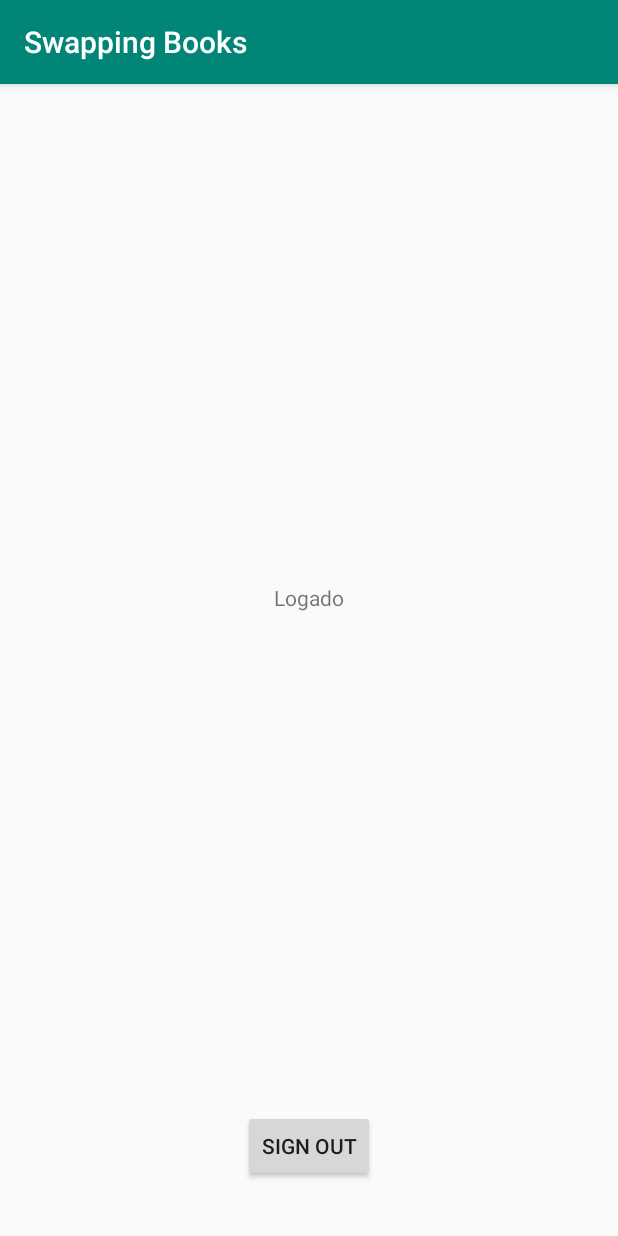
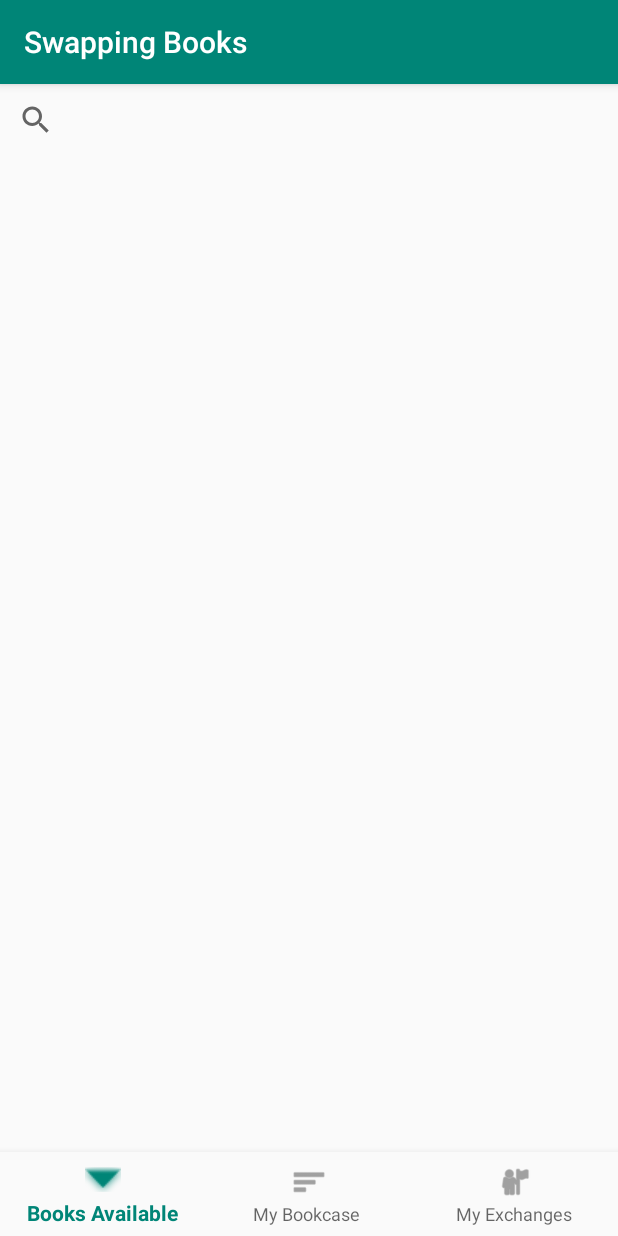
Before and after one commit to josepherCastro/DispositivosMoveis_Trab-Final, an Android app: the screen it shows after launch once a user with an empty profile is signed in (HomeActivity), on a phone screen of 412 x 824 dp. Run offline under Robolectric (Android 15) with nearby library versions, the phone set to English and light mode, and no system bars; our stand-ins replace Firebase (no records; nobody signed in at launch, a user with empty details on screens opened directly), navigation-ui.

Commit message:
fragments base implementados

```diff
--- a/app/build.gradle
+++ b/app/build.gradle
@@ -32,6 +32,7 @@ dependencies {
     implementation 'com.google.android.material:material:1.0.0'
     implementation 'androidx.annotation:annotation:1.1.0'
     implementation 'androidx.lifecycle:lifecycle-extensions:2.0.0'
+    implementation 'androidx.legacy:legacy-support-v4:1.0.0'
     testImplementation 'junit:junit:4.12'
     androidTestImplementation 'androidx.test:runner:1.2.0'
     androidTestImplementation 'androidx.test.espresso:espresso-core:3.2.0'
--- a/app/src/main/java/ifpr/tads/josepher/trabfinal/HomeActivity.kt
+++ b/app/src/main/java/ifpr/tads/josepher/trabfinal/HomeActivity.kt
@@ -4,6 +4,9 @@ import android.content.Context
 import android.content.Intent
 import androidx.appcompat.app.AppCompatActivity
 import android.os.Bundle
+import androidx.navigation.Navigation
+import androidx.navigation.ui.NavigationUI
+import androidx.navigation.ui.setupWithNavController
 import com.google.firebase.auth.FirebaseAuth
 import kotlinx.android.synthetic.main.activity_home.*
 
@@ -13,15 +16,15 @@ class HomeActivity : AppCompatActivity() {
         super.onCreate(savedInstanceState)
         setContentView(R.layout.activity_home)
 
-        fun signOut() {
-            startActivity(MainActivity.getLaunchIntent(this))
-            FirebaseAuth.getInstance().signOut()
+        navView.setupWithNavController(
+            Navigation.findNavController(this, R.id.fragmentContent)
+        )
+        navView.setOnNavigationItemSelectedListener {
+            NavigationUI.onNavDestinationSelected(it,
+                Navigation.findNavController(this, R.id.fragmentContent))
         }
 
 
-        sign_out_button.setOnClickListener {
-            signOut()
-        }
     }
     companion object {
         fun getLaunchIntent(from: Context) = Intent(from, HomeActivity::class.java).apply {
--- a/app/src/main/java/ifpr/tads/josepher/trabfinal/MyBookcase.kt
+++ b/app/src/main/java/ifpr/tads/josepher/trabfinal/MyBookcase.kt
@@ -7,16 +7,6 @@ import android.view.LayoutInflater
 import android.view.View
 import android.view.ViewGroup
 
-
-// TODO: Rename parameter arguments, choose names that match
-// the fragment initialization parameters, e.g. ARG_ITEM_NUMBER
-private const val ARG_PARAM1 = "param1"
-private const val ARG_PARAM2 = "param2"
-
-/**
- * A simple [Fragment] subclass.
- *
- */
 class MyBookcase : Fragment() {
 
     override fun onCreateView(
--- a/app/src/main/java/ifpr/tads/josepher/trabfinal/MyExchanges.kt
+++ b/app/src/main/java/ifpr/tads/josepher/trabfinal/MyExchanges.kt
@@ -8,15 +8,6 @@ import android.view.View
 import android.view.ViewGroup
 
 
-// TODO: Rename parameter arguments, choose names that match
-// the fragment initialization parameters, e.g. ARG_ITEM_NUMBER
-private const val ARG_PARAM1 = "param1"
-private const val ARG_PARAM2 = "param2"
-
-/**
- * A simple [Fragment] subclass.
- *
- */
 class MyExchanges : Fragment() {
 
     override fun onCreateView(
--- a/app/src/main/java/ifpr/tads/josepher/trabfinal/ui/BooksAvailable.kt
+++ b/app/src/main/java/ifpr/tads/josepher/trabfinal/ui/BooksAvailable.kt
@@ -9,15 +9,6 @@ import android.view.ViewGroup
 
 import ifpr.tads.josepher.trabfinal.R
 
-// TODO: Rename parameter arguments, choose names that match
-// the fragment initialization parameters, e.g. ARG_ITEM_NUMBER
-private const val ARG_PARAM1 = "param1"
-private const val ARG_PARAM2 = "param2"
-
-/**
- * A simple [Fragment] subclass.
- *
- */
 class BooksAvailable : Fragment() {
 
     override fun onCreateView(
--- a/app/src/main/java/ifpr/tads/josepher/trabfinal/ui/adapter/BooksAdapter.kt
+++ b/app/src/main/java/ifpr/tads/josepher/trabfinal/ui/adapter/BooksAdapter.kt
@@ -1,4 +1,4 @@
-package ifpr.tads.josepher.trabfinal.ui.adapters
+package ifpr.tads.josepher.trabfinal.ui.adapter
 
 import android.view.LayoutInflater
 import android.view.View
--- a/app/src/main/res/layout/activity_home.xml
+++ b/app/src/main/res/layout/activity_home.xml
@@ -6,29 +6,22 @@
         android:layout_width="match_parent"
         android:layout_height="match_parent"
         tools:context=".HomeActivity">
-    <TextView
-            android:id="@+id/textView"
-            android:layout_width="wrap_content"
+    <fragment
+            android:layout_width="0dp" android:layout_height="0dp" android:id="@+id/fragmentContent"
+            android:name="androidx.navigation.fragment.NavHostFragment"
+            app:navGraph="@navigation/navigation_graph"
+            app:defaultNavHost="true"
+            app:layout_constraintEnd_toEndOf="parent" app:layout_constraintBottom_toTopOf="@+id/navView"
+            app:layout_constraintTop_toTopOf="parent" app:layout_constraintStart_toStartOf="parent"/>
+
+
+    <com.google.android.material.bottomnavigation.BottomNavigationView
+            android:id="@+id/navView"
+            android:layout_width="0dp"
             android:layout_height="wrap_content"
-            android:layout_marginBottom="8dp"
-            android:layout_marginEnd="8dp"
-            android:layout_marginStart="8dp"
-            android:layout_marginTop="8dp"
-            android:gravity="center"
-            android:text="Logado"
-            app:layout_constraintBottom_toTopOf="@+id/sign_out_button"
-            app:layout_constraintEnd_toEndOf="parent"
-            app:layout_constraintStart_toStartOf="parent"
-            app:layout_constraintTop_toTopOf="parent" />
-    <Button
-            android:id="@+id/sign_out_button"
-            android:layout_width="wrap_content"
-            android:layout_height="wrap_content"
-            android:layout_marginBottom="36dp"
-            android:layout_marginEnd="8dp"
-            android:layout_marginStart="8dp"
-            android:text="sign out"
-            app:layout_constraintBottom_toBottomOf="parent"
-            app:layout_constraintEnd_toEndOf="parent"
-            app:layout_constraintStart_toStartOf="parent"/>
+            android:background="?android:attr/windowBackground"
+            app:menu="@menu/bottom_nav_menu" android:layout_marginTop="8dp"
+            app:layout_constraintTop_toBottomOf="@+id/fragmentContent"
+            app:layout_constraintEnd_toEndOf="parent" app:layout_constraintStart_toStartOf="parent"
+            app:layout_constraintBottom_toBottomOf="parent"/>
 </androidx.constraintlayout.widget.ConstraintLayout>
--- a/app/src/main/res/layout/fragment_books_available.xml
+++ b/app/src/main/res/layout/fragment_books_available.xml
@@ -1,14 +1,22 @@
 <?xml version="1.0" encoding="utf-8"?>
-<FrameLayout xmlns:android="http://schemas.android.com/apk/res/android"
-             xmlns:tools="http://schemas.android.com/tools"
-             android:layout_width="match_parent"
-             android:layout_height="match_parent"
-             tools:context=".ui.BooksAvailable">
-
-    <!-- TODO: Update blank fragment layout -->
-    <TextView
-            android:layout_width="match_parent"
-            android:layout_height="match_parent"
-            android:text="@string/hello_blank_fragment"/>
-
-</FrameLayout>
+<androidx.constraintlayout.widget.ConstraintLayout
+        xmlns:android="http://schemas.android.com/apk/res/android"
+        xmlns:tools="http://schemas.android.com/tools"
+        xmlns:app="http://schemas.android.com/apk/res-auto"
+        android:layout_width="match_parent"
+        android:layout_height="match_parent">
+    <androidx.appcompat.widget.SearchView
+            android:layout_width="0dp"
+            android:layout_height="wrap_content" android:id="@+id/searchView"
+            app:layout_constraintEnd_toEndOf="parent" app:layout_constraintBottom_toTopOf="@+id/listBooks"
+            app:layout_constraintStart_toStartOf="parent" app:layout_constraintHorizontal_bias="1.0"/>
+    <androidx.recyclerview.widget.RecyclerView
+            android:layout_width="412dp"
+            android:layout_height="630dp" android:id="@+id/listBooks"
+            app:layoutManager="androidx.recyclerview.widget.LinearLayoutManager"
+            tools:listitem="@layout/livro_card"
+            app:layout_constraintTop_toBottomOf="@+id/searchView"
+            app:layout_constraintEnd_toEndOf="parent" app:layout_constraintStart_toStartOf="parent"
+            app:layout_constraintHorizontal_bias="0.0">
+    </androidx.recyclerview.widget.RecyclerView>
+</androidx.constraintlayout.widget.ConstraintLayout>
--- a/app/src/main/res/layout/fragment_my_bookcase.xml
+++ b/app/src/main/res/layout/fragment_my_bookcase.xml
@@ -9,6 +9,6 @@
     <TextView
             android:layout_width="match_parent"
             android:layout_height="match_parent"
-            android:text="@string/hello_blank_fragment"/>
+            android:text="3 minha estante" tools:text="3 minha estante"/>
 
 </FrameLayout>
--- a/app/src/main/res/layout/fragment_my_exchanges.xml
+++ b/app/src/main/res/layout/fragment_my_exchanges.xml
@@ -9,6 +9,6 @@
     <TextView
             android:layout_width="match_parent"
             android:layout_height="match_parent"
-            android:text="@string/hello_blank_fragment"/>
+            android:text="2 minhas trocas" tools:text="2 minhas trocas"/>
 
 </FrameLayout>
--- a/app/src/main/res/menu/bottom_nav_menu.xml
+++ b/app/src/main/res/menu/bottom_nav_menu.xml
@@ -1,4 +1,10 @@
 <?xml version="1.0" encoding="utf-8"?>
 <menu xmlns:android="http://schemas.android.com/apk/res/android">
 
+    <item android:id="@+id/booksAvailable" android:title="Books Available"
+          android:icon="@android:drawable/arrow_down_float"/>
+    <item android:title="My Bookcase " android:id="@+id/myBookcase"
+          android:icon="@android:drawable/ic_menu_sort_by_size"/>
+    <item android:title="My Exchanges" android:id="@+id/myExchanges"
+          android:icon="@android:drawable/ic_menu_myplaces"/>
 </menu>
--- a/app/src/main/res/navigation/navigation_graph.xml
+++ b/app/src/main/res/navigation/navigation_graph.xml
@@ -1,6 +1,16 @@
 <?xml version="1.0" encoding="utf-8"?>
 <navigation xmlns:android="http://schemas.android.com/apk/res/android"
             xmlns:app="http://schemas.android.com/apk/res-auto"
-            android:id="@+id/navigation_graph">
+            xmlns:tools="http://schemas.android.com/tools" android:id="@+id/navigation_graph"
+            app:startDestination="@id/booksAvailable">
 
+    <fragment android:id="@+id/booksAvailable" android:name="ifpr.tads.josepher.trabfinal.ui.BooksAvailable"
+              android:label="fragment_books_available" tools:layout="@layout/fragment_books_available">
+        <action android:id="@+id/myBookcase" app:destination="@id/myExchanges"/>
+        <action android:id="@+id/myExchanges" app:destination="@id/myBookcase"/>
+    </fragment>
+    <fragment android:id="@+id/myBookcase" android:name="ifpr.tads.josepher.trabfinal.MyBookcase"
+              android:label="fragment_my_bookcase" tools:layout="@layout/fragment_my_bookcase"/>
+    <fragment android:id="@+id/myExchanges" android:name="ifpr.tads.josepher.trabfinal.MyExchanges"
+              android:label="fragment_my_exchanges" tools:layout="@layout/fragment_my_exchanges"/>
 </navigation>
--- a/app/src/main/res/values/strings.xml
+++ b/app/src/main/res/values/strings.xml
@@ -22,4 +22,7 @@
     <string name="invalid_username">Not a valid username</string>
     <string name="invalid_password">Password must be >5 characters</string>
     <string name="login_failed">"Login failed"</string>
+
+    <!-- TODO: Remove or change this placeholder text -->
+    <string name="hello_blank_fragment">Hello blank fragment</string>
 </resources>
```
Also changed, not shown: app/src/main/java/ifpr/tads/josepher/trabfinal/entities/Book.kt (line endings or trailing spaces), app/src/main/java/ifpr/tads/josepher/trabfinal/entities/Item.kt (line endings or trailing spaces), app/src/main/java/ifpr/tads/josepher/trabfinal/entities/Volume.kt (line endings or trailing spaces), app/src/main/java/ifpr/tads/josepher/trabfinal/services/BookService.kt (line endings or trailing spaces).
